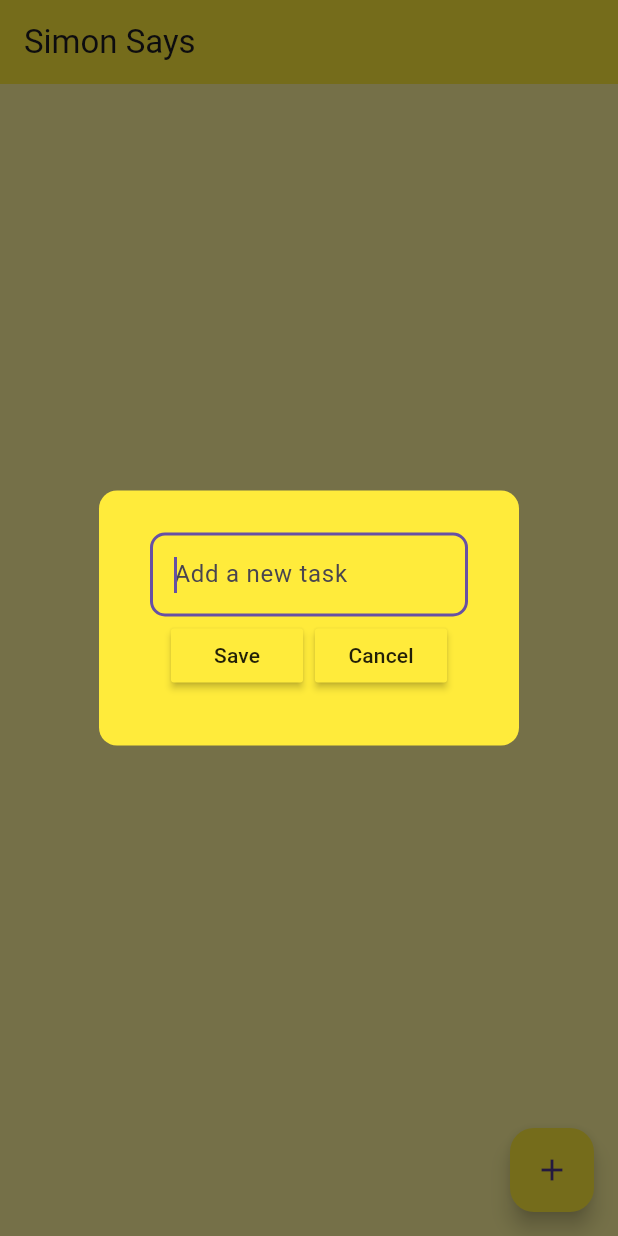
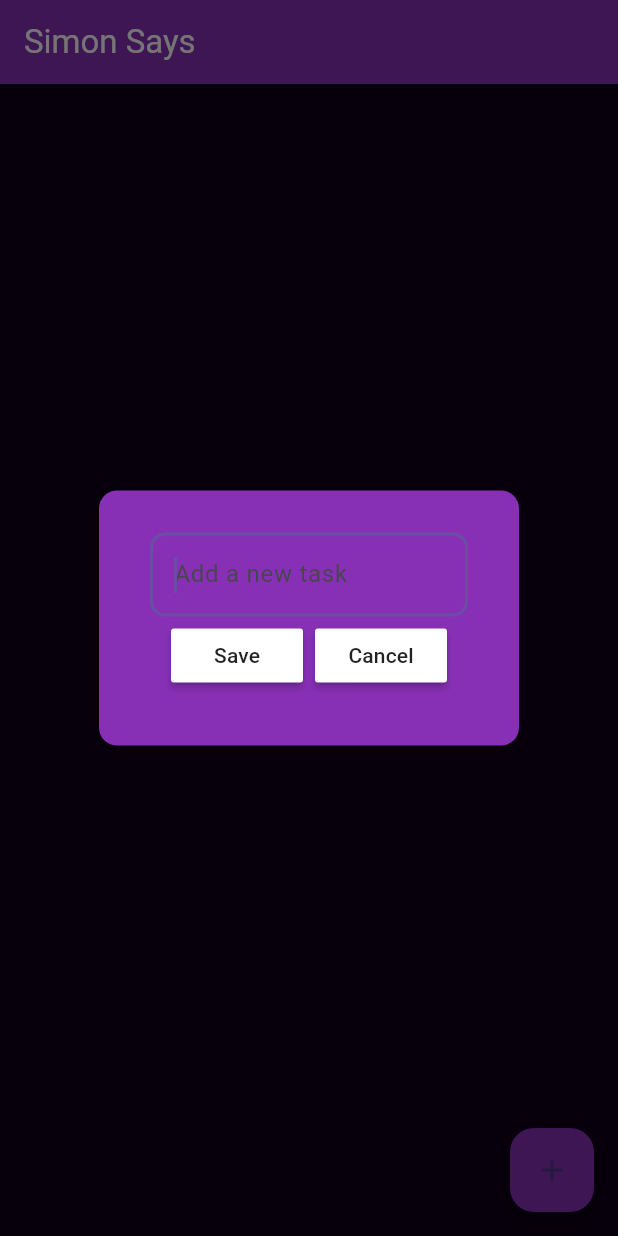
Before and after one commit to Sajmon410/simon-says, a Flutter app: the screen it shows after launch, after a tap on the "add" icon, on a phone screen of 412 x 824 dp. Run offline on Flutter 3.47's test engine with Material 3 defaults, Android fonts, the phone set to English and light mode, and no system bars; our stand-ins replace flutter_slidable, hive, hive_flutter; accounts and stored records are empty.

Commit message:
Color update

```diff
--- a/lib/pages/home_page.dart
+++ b/lib/pages/home_page.dart
@@ -105,14 +105,17 @@ class _HomePageState extends State<HomePage> {
   @override
   Widget build(BuildContext context) {
     return Scaffold(
-      backgroundColor: Colors.yellow[200],
+      backgroundColor:  Color(0xFF10001B),
       appBar: AppBar(
-        backgroundColor: Colors.yellow,
-        title: const Text("Simon Says"),
+        backgroundColor:Color.fromARGB(255, 135, 48, 181),
+        title: const Text("Simon Says",
+        style: TextStyle( color: Colors.white
+        )
+        ),
       ),
       floatingActionButton: FloatingActionButton(
         onPressed: createNewTask,
-        backgroundColor: Colors.yellow,
+        backgroundColor: Color.fromARGB(255, 135, 48, 181),
         child: const Icon(Icons.add),
       ),
       body: db.toDoList.isEmpty
@@ -122,7 +125,7 @@ class _HomePageState extends State<HomePage> {
           textAlign: TextAlign.center,
           style: TextStyle(
             fontSize: 18,
-            color: Colors.black,
+            color: Colors.white,
           ),
         ),
       )
--- a/lib/util/dialog_box.dart
+++ b/lib/util/dialog_box.dart
@@ -17,8 +17,9 @@ class DialogBox extends StatelessWidget {
   @override
   Widget build(BuildContext context) {
       return AlertDialog(
-        backgroundColor: Colors.yellow,
+        backgroundColor: Color.fromARGB(255, 135, 48, 181),
         shape: RoundedRectangleBorder(
+
           borderRadius: BorderRadius.circular(12)
         ),
         content: Padding(
--- a/lib/util/my_button.dart
+++ b/lib/util/my_button.dart
@@ -13,7 +13,7 @@ class MyButton extends StatelessWidget {
   Widget build(BuildContext context) {
     return MaterialButton(
       onPressed: onPressed,
-      color: Colors.yellow,
+      color: Colors.white,
       child: Text(text)
     );
   }
```
Also changed, not shown: lib/util/todo_tile.dart (+4 -3 lines), 3 other files.
